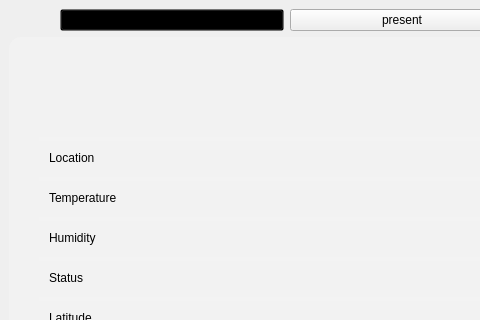
This is intermediatewindow.ui in Aalok376/SkyScout as Qt 5 draws it before an edit; both pictures show x 0 to 480 and y 0 to 320 of the 753 by 434 pixel window. The edited form follows.
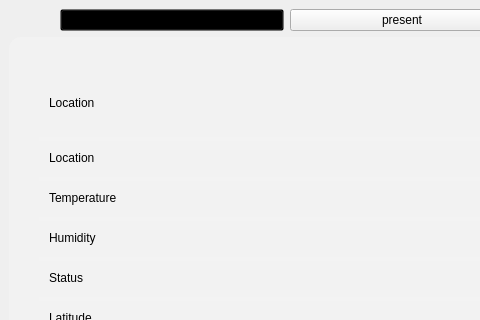
This is the edited form. The open tabs and pages were chosen to show the change. Icons and pictures are not drawn.

Patch:
```diff
--- a/intermediatewindow.ui
+++ b/intermediatewindow.ui
@@ -728,6 +728,41 @@
              <string/>
             </property>
            </widget>
+           <widget class="QLabel" name="locationpresent">
+            <property name="geometry">
+             <rect>
+              <x>40</x>
+              <y>40</y>
+              <width>151</width>
+              <height>51</height>
+             </rect>
+            </property>
+            <property name="styleSheet">
+             <string notr="true">background:transparent;
+font: 16pt 'Segoe UI';
+color:black;</string>
+            </property>
+            <property name="text">
+             <string>Location</string>
+            </property>
+           </widget>
+           <widget class="QLabel" name="iconpresent">
+            <property name="geometry">
+             <rect>
+              <x>180</x>
+              <y>20</y>
+              <width>151</width>
+              <height>71</height>
+             </rect>
+            </property>
+            <property name="styleSheet">
+             <string notr="true">background:transparent;
+</string>
+            </property>
+            <property name="text">
+             <string/>
+            </property>
+           </widget>
           </widget>
           <widget class="QWidget" name="page_3">
            <widget class="QPushButton" name="future_data_btn">
```
Left out of the diff: 70 changed lines with no effect on the pictures.
